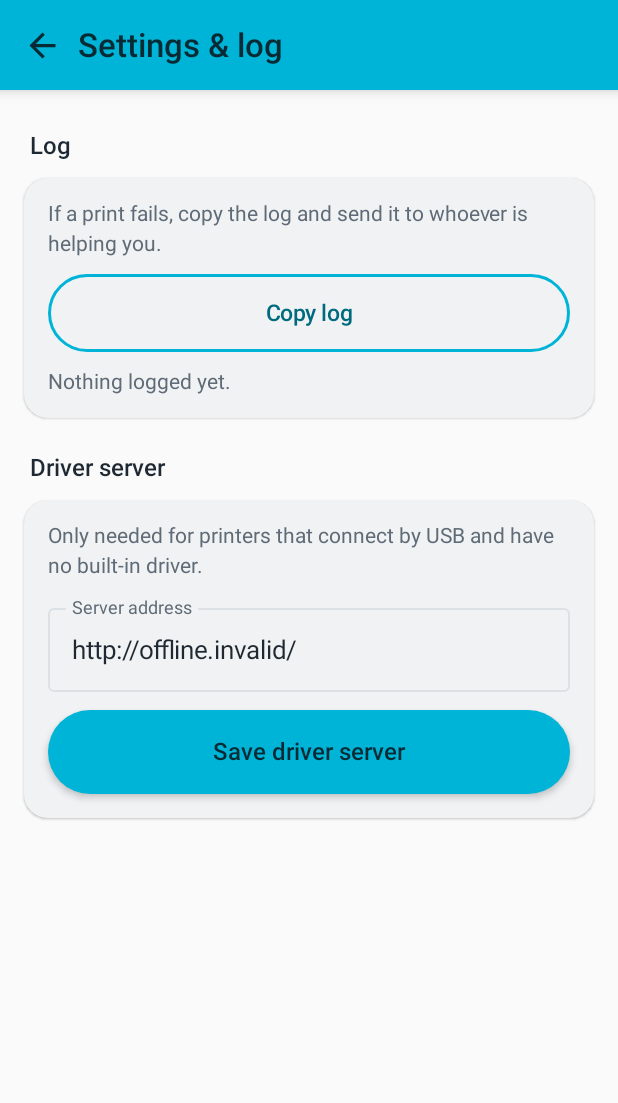
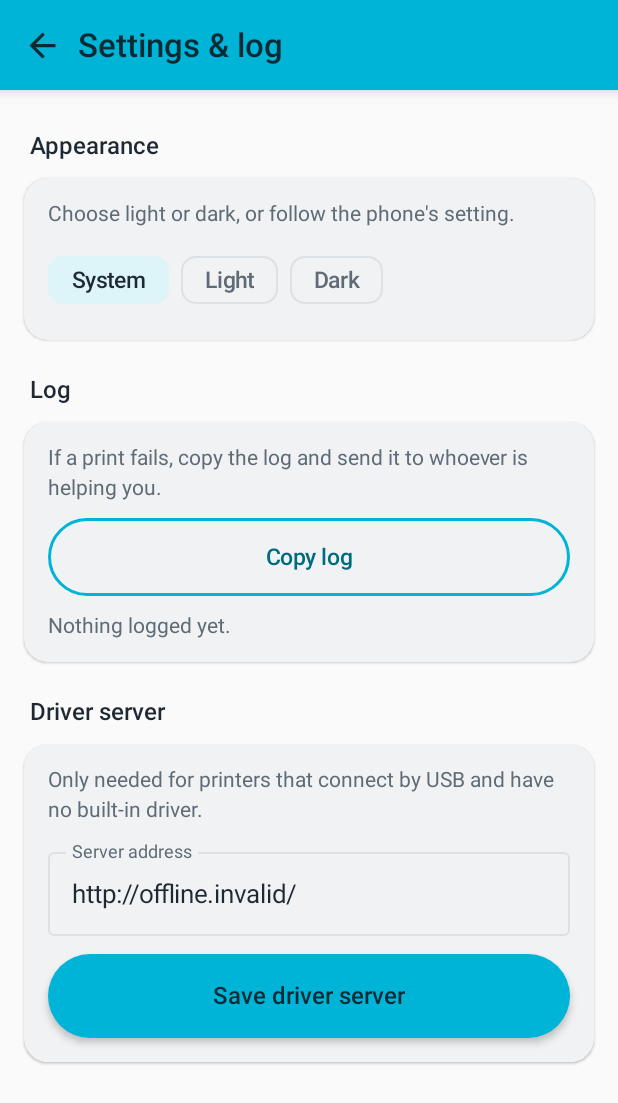
Before and after one commit to Rudy1405/free-printing-otg, an Android app built with Jetpack Compose: the screen it shows after launch (MainActivity), after a tap on "Settings and log", on a phone screen of 412 x 824 dp. Shown: the top 1103 px of the screen. Run offline under Robolectric (Android 15) with nearby library versions, the phone set to English and light mode, and no system bars; pictures from the network do not load.

Commit message:
Let the user pick Light, Dark or System theme in Settings
Builds on the system-following dark theme: ThemePrefs stores the choice,
AppTheme gets the resolved value, and the navigation bar style follows it.

Co-Authored-By: Claude Sonnet 5.5 <noreply@anthropic.com>

```diff
--- a/apps/android/app/src/main/java/com/freeprintotg/MainActivity.kt
+++ b/apps/android/app/src/main/java/com/freeprintotg/MainActivity.kt
@@ -14,6 +14,7 @@ import androidx.activity.compose.rememberLauncherForActivityResult
 import androidx.activity.compose.setContent
 import androidx.activity.result.contract.ActivityResultContracts
 import androidx.compose.foundation.clickable
+import androidx.compose.foundation.isSystemInDarkTheme
 import androidx.compose.foundation.layout.*
 import androidx.compose.foundation.rememberScrollState
 import androidx.compose.foundation.verticalScroll
@@ -173,11 +174,24 @@ class MainActivity : ComponentActivity() {
     override fun onCreate(savedInstanceState: Bundle?) {
         super.onCreate(savedInstanceState)
         takeIntent(intent)
-        // The turquoise bar is fixed in both themes, so the status bar keeps dark icons; the nav bar follows the system.
-        enableEdgeToEdge(
-            statusBarStyle = SystemBarStyle.light(android.graphics.Color.TRANSPARENT, android.graphics.Color.TRANSPARENT),
-        )
-        setContent { AppTheme { AppRoot(viewModel()) } }
+        ThemePrefs.load(this)
+        setContent {
+            // The turquoise bar is fixed in both themes, so the status bar keeps dark icons; the nav bar follows the active theme.
+            val dark = when (ThemePrefs.mode) {
+                ThemeMode.DARK -> true
+                ThemeMode.LIGHT -> false
+                ThemeMode.SYSTEM -> isSystemInDarkTheme()
+            }
+            DisposableEffect(dark) {
+                enableEdgeToEdge(
+                    statusBarStyle = SystemBarStyle.light(android.graphics.Color.TRANSPARENT, android.graphics.Color.TRANSPARENT),
+                    navigationBarStyle = if (dark) SystemBarStyle.dark(android.graphics.Color.TRANSPARENT)
+                    else SystemBarStyle.light(android.graphics.Color.TRANSPARENT, android.graphics.Color.TRANSPARENT),
+                )
+                onDispose { }
+            }
+            AppTheme(dark) { AppRoot(viewModel()) }
+        }
     }
 
     override fun onNewIntent(intent: Intent) {
--- a/apps/android/app/src/main/java/com/freeprintotg/Settings.kt
+++ b/apps/android/app/src/main/java/com/freeprintotg/Settings.kt
@@ -1,6 +1,9 @@
 package com.freeprintotg
 
 import android.content.Context
+import androidx.compose.runtime.getValue
+import androidx.compose.runtime.mutableStateOf
+import androidx.compose.runtime.setValue
 
 /** User-editable settings. The driver server URL overrides the build-time default so a test device can point at a PC. */
 object Settings {
@@ -31,3 +34,22 @@ object LearnedLanguages {
         prefs(ctx).edit().remove(key).apply()
     }
 }
+
+enum class ThemeMode { SYSTEM, LIGHT, DARK }
+
+/** Light/dark choice. [mode] is snapshot state so the UI recolours as soon as it changes; SYSTEM follows the phone. */
+object ThemePrefs {
+    var mode by mutableStateOf(ThemeMode.SYSTEM)
+        private set
+
+    private fun prefs(ctx: Context) = ctx.getSharedPreferences("settings", Context.MODE_PRIVATE)
+
+    fun load(ctx: Context) {
+        mode = runCatching { ThemeMode.valueOf(prefs(ctx).getString("theme_mode", null) ?: "") }.getOrDefault(ThemeMode.SYSTEM)
+    }
+
+    fun set(ctx: Context, m: ThemeMode) {
+        mode = m
+        prefs(ctx).edit().putString("theme_mode", m.name).apply()
+    }
+}
--- a/apps/android/app/src/main/java/com/freeprintotg/ui/Screens.kt
+++ b/apps/android/app/src/main/java/com/freeprintotg/ui/Screens.kt
@@ -23,6 +23,8 @@ import com.freeprintotg.AppLog
 import com.freeprintotg.PrintViewModel
 import com.freeprintotg.R
 import com.freeprintotg.Settings
+import com.freeprintotg.ThemeMode
+import com.freeprintotg.ThemePrefs
 import com.freeprintotg.driver.LanguageProbe
 import com.freeprintotg.render.DocKind
 import com.freeprintotg.render.DocumentRenderer
@@ -310,6 +312,18 @@ private fun ColumnScope.SettingsScreen(vm: PrintViewModel, onBack: () -> Unit) {
     var copied by remember { mutableStateOf(false) }
     AppHeader("Settings & log", onBack = onBack)
     Column(Modifier.weight(1f).verticalScroll(rememberScrollState()).navigationBarsPadding().imePadding().padding(16.dp), verticalArrangement = Arrangement.spacedBy(12.dp)) {
+        SectionTitle("Appearance")
+        SectionCard {
+            Text("Choose light or dark, or follow the phone's setting.", style = MaterialTheme.typography.bodyMedium, color = Palette.InkSoft)
+            Row(Modifier.fillMaxWidth(), horizontalArrangement = Arrangement.spacedBy(8.dp)) {
+                listOf(ThemeMode.SYSTEM to "System", ThemeMode.LIGHT to "Light", ThemeMode.DARK to "Dark").forEach { (m, label) ->
+                    FilterChip(
+                        selected = ThemePrefs.mode == m, onClick = { ThemePrefs.set(ctx, m) }, label = { Text(label) },
+                        colors = FilterChipDefaults.filterChipColors(selectedContainerColor = Palette.TurquoiseTint, selectedLabelColor = Palette.Ink),
+                    )
+                }
+            }
+        }
         SectionTitle("Log")
         SectionCard {
             Text("If a print fails, copy the log and send it to whoever is helping you.", style = MaterialTheme.typography.bodyMedium, color = Palette.InkSoft)
```
